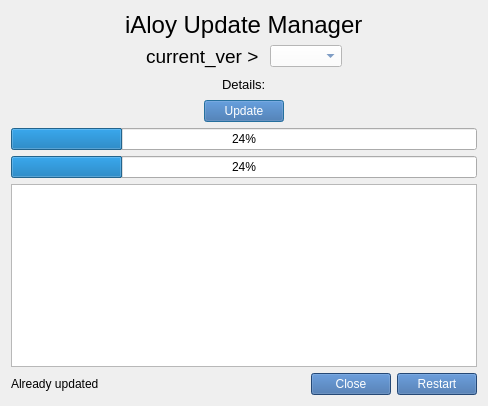
The window that resource/ui/update_manager.ui (arghyabi/iAloy_old_desktop_app) describes before a commit, drawn with Qt 5.
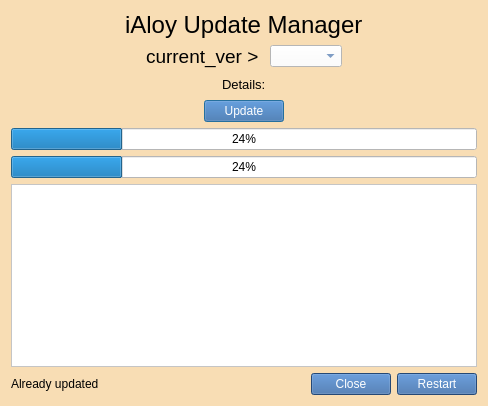
The same window after the commit.

The edit to the form file:
```diff
--- a/resource/ui/update_manager.ui
+++ b/resource/ui/update_manager.ui
@@ -13,6 +13,9 @@
   <property name="windowTitle">
    <string>Dialog</string>
   </property>
+  <property name="styleSheet">
+   <string notr="true">background-color: rgb(248, 221, 180);</string>
+  </property>
   <layout class="QVBoxLayout" name="verticalLayout">
    <item>
     <spacer name="verticalSpacer_2">
@@ -213,6 +216,9 @@
    </item>
    <item>
     <widget class="QProgressBar" name="progressBar">
+     <property name="styleSheet">
+      <string notr="true">background-color: rgb(255, 255, 255);</string>
+     </property>
      <property name="value">
       <number>24</number>
      </property>
@@ -226,6 +232,9 @@
    </item>
    <item>
     <widget class="QProgressBar" name="download_progress">
+     <property name="styleSheet">
+      <string notr="true">background-color: rgb(255, 255, 255);</string>
+     </property>
      <property name="value">
       <number>24</number>
      </property>
@@ -247,7 +256,11 @@
       </spacer>
      </item>
      <item>
-      <widget class="QTextEdit" name="console_area"/>
+      <widget class="QTextEdit" name="console_area">
+       <property name="styleSheet">
+        <string notr="true">background-color: rgb(255, 255, 255);</string>
+       </property>
+      </widget>
      </item>
      <item>
       <layout class="QHBoxLayout" name="horizontalLayout_2">
```
